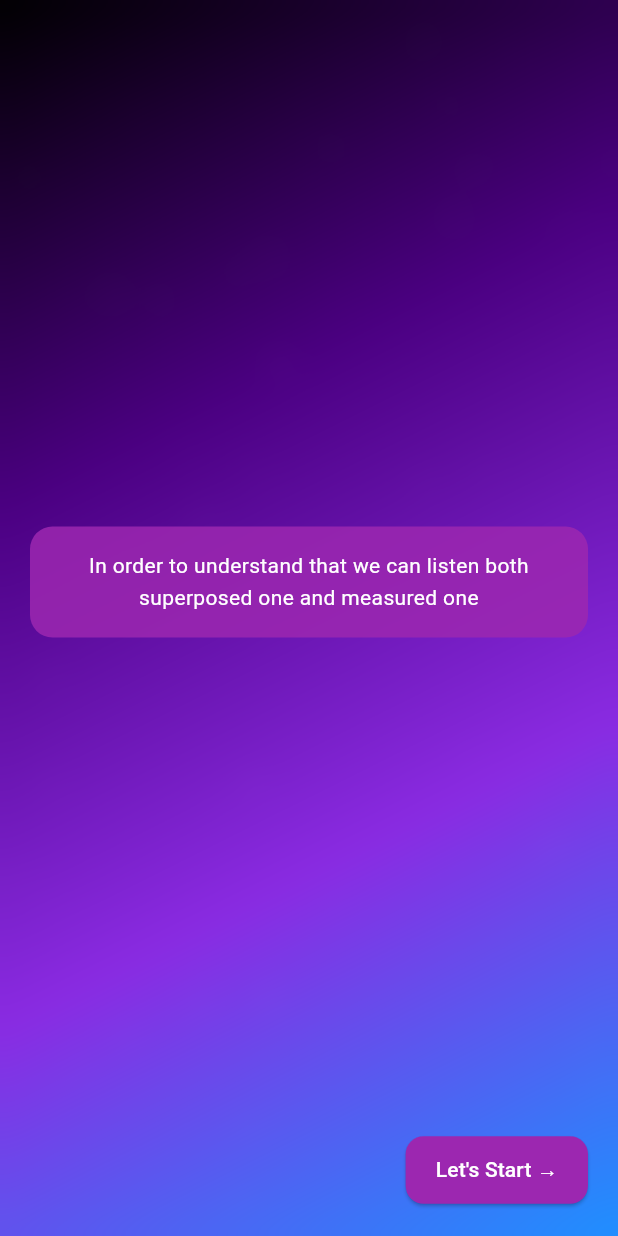
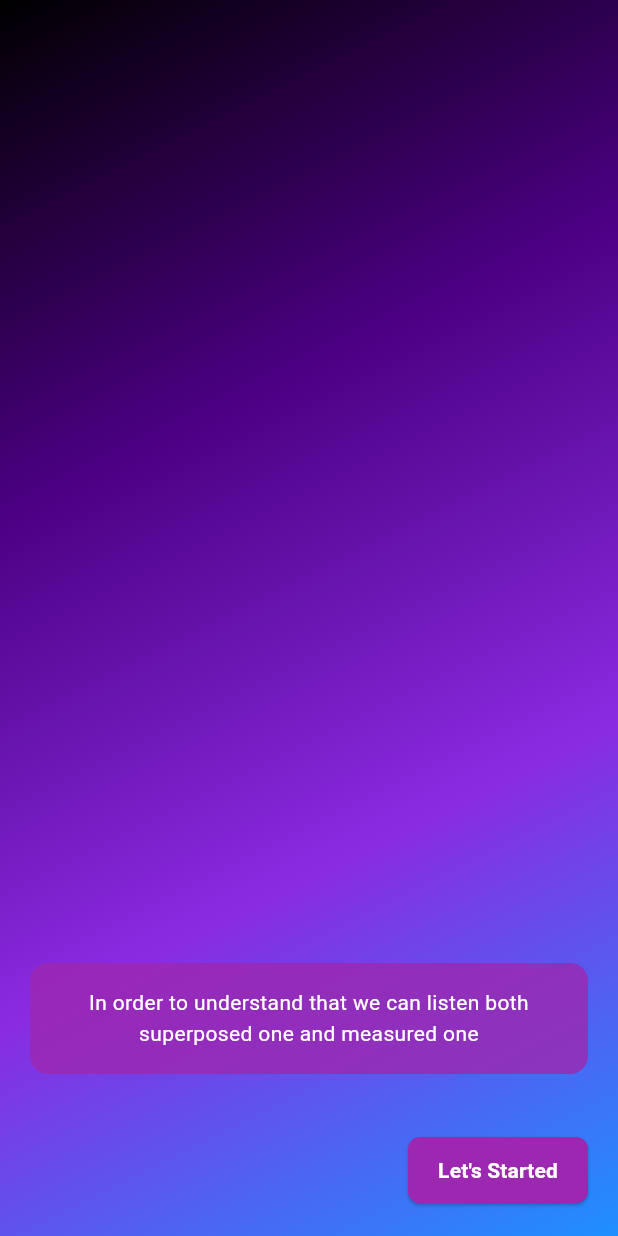
Before and after one commit to AasiyaNaaz/lyrica, a Flutter app: the TopicPage3 screen opened directly, on a phone screen of 412 x 824 dp. Run offline on Flutter 3.47's test engine with Material 3 defaults, Android fonts, the phone set to English and light mode, and no system bars; our stand-ins replace audioplayers, shared_preferences; accounts and stored records are empty.

Commit message:
added pages by to TopicPage by Bhuvaneshwari

```diff
--- a/lib/screens/cryptography/TopicPage.dart
+++ b/lib/screens/cryptography/TopicPage.dart
@@ -1,6 +1,8 @@
 import 'dart:ui';
 import 'package:flutter/material.dart';
 import 'dart:math';
+
+import 'package:lyrica/screens/cryptography/SelectSongPage.dart';
 
 /// Shared blurred starry background
 class BlurredStarryBackground extends StatelessWidget {
@@ -182,56 +184,84 @@ class TopicPage2 extends StatelessWidget {
   }
 }
 
-/// 📘 Topic Page 3
 class TopicPage3 extends StatelessWidget {
   const TopicPage3({super.key});
 
   @override
   Widget build(BuildContext context) {
     return Scaffold(
-      body: BlurredStarryBackground(
-        child: Padding(
+      body: Stack(
+        children: [
+          // Background gradient only
+          Container(
+            decoration: const BoxDecoration(
+              gradient: LinearGradient(
+                colors: [Colors.black, Color(0xFF4B0082), Color(0xFF8A2BE2), Color(0xFF1E90FF)],
+                begin: Alignment.topLeft,
+                end: Alignment.bottomRight,
+              ),
+            ),
+          ),
+
+          // Content
+          Padding(
             padding: const EdgeInsets.all(20.0),
             child: Column(
               children: [
                 const Spacer(),
+
+                // Text box
                 Container(
                   padding: const EdgeInsets.all(16),
                   decoration: BoxDecoration(
-                  color: Colors.purple.withOpacity(0.85),
-                  borderRadius: BorderRadius.circular(15),
+                    color: Colors.purple.withOpacity(0.8),
+                    borderRadius: BorderRadius.circular(12),
                   ),
                   child: const Text(
                     "In order to understand that we can listen both superposed one and measured one",
                     style: TextStyle(
-                    fontSize: 14,
+                      fontSize: 14, // slightly smaller for phones
                       color: Colors.white,
                       height: 1.5,
                     ),
                     textAlign: TextAlign.center,
                   ),
                 ),
-              const Spacer(),
+
+                const SizedBox(height: 40),
+
+                // Bottom right button
                 Align(
                   alignment: Alignment.bottomRight,
                   child: ElevatedButton(
                     style: ElevatedButton.styleFrom(
                       backgroundColor: Colors.purple,
                       foregroundColor: Colors.white,
+                      padding: const EdgeInsets.symmetric(horizontal: 20, vertical: 12),
                       shape: RoundedRectangleBorder(
-                      borderRadius: BorderRadius.circular(12),
+                        borderRadius: BorderRadius.circular(8),
                       ),
-                    padding: const EdgeInsets.symmetric(horizontal: 20, vertical: 12),
                     ),
                     onPressed: () {
-                    // TODO: Navigate to your "Let's start" simulation page
+                      // Navigate to SelectSongPage
+                      Navigator.push(
+                        context,
+                        MaterialPageRoute(builder: (_) => const SelectSongPage()),
+                      );
                     },
-                  child: const Text("Let's Start →"),
+                    child: const Text(
+                      "Let's Started",
+                      style: TextStyle(
+                        fontSize: 14,
+                        fontWeight: FontWeight.bold,
+                      ),
+                    ),
                   ),
                 ),
               ],
             ),
           ),
+        ],
       ),
     );
   }
```
Lines whose indentation alone changed are shown as unchanged.
